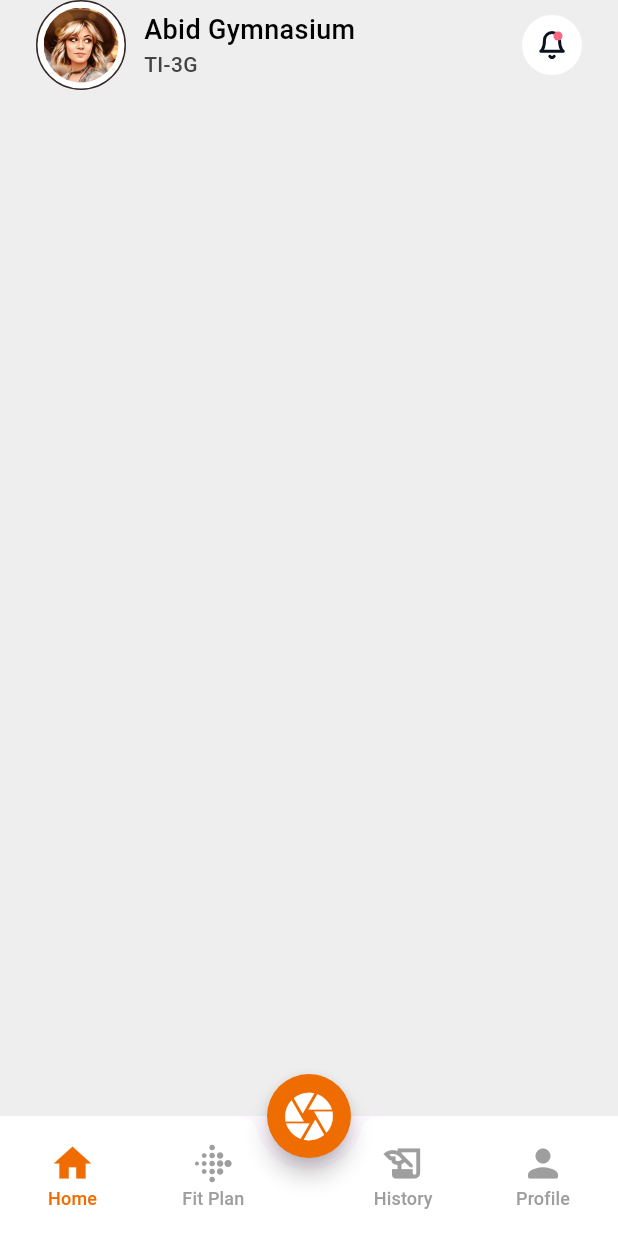
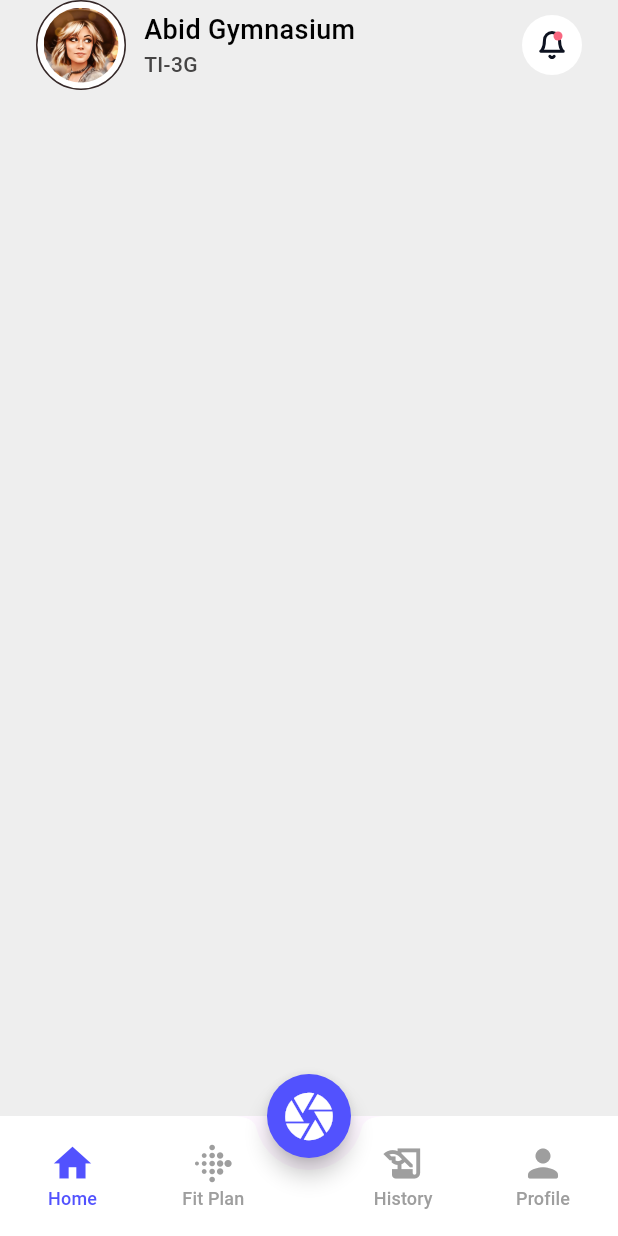
Before and after one commit to NocturnalTeamTI-3G/frontend_mobile_tugasbesar, a Flutter app: the Template screen opened directly, on a phone screen of 412 x 824 dp. Run offline on Flutter 3.47's test engine with Material 3 defaults, Android fonts, the phone set to English and light mode, and no system bars; our stand-ins replace animated_splash_screen, flutter_svg, get, google_fonts, lottie.

Commit message:
change color on bottom navbar

```diff
--- a/lib/pages/template.dart
+++ b/lib/pages/template.dart
@@ -4,6 +4,7 @@ import 'package:frontend_mobile_tugasbesar/pages/fitplan/fitplan_page.dart';
 import 'package:frontend_mobile_tugasbesar/pages/history/history_page.dart';
 import 'package:frontend_mobile_tugasbesar/pages/home/home_page.dart';
 import 'package:frontend_mobile_tugasbesar/pages/profile/profile_page.dart';
+import 'package:frontend_mobile_tugasbesar/utils/color.dart';
 
 class Template extends StatefulWidget {
   const Template({Key? key}) : super(key: key);
@@ -40,7 +41,7 @@ class _TemplateState extends State<Template> {
                 builder: (context) => CheckPage(),
               ));
         },
-        backgroundColor: Colors.orange[800],
+        backgroundColor: AppColors.mainColor,
         shape: const CircleBorder(),
         child: const Icon(
           Icons.camera,
@@ -81,7 +82,7 @@ class _TemplateState extends State<Template> {
                           Icon(
                             Icons.home,
                             color: _selectedIndex == 0
-                                ? Colors.orange[800]
+                                ? AppColors.mainColor
                                 : Colors.grey,
                             size: 30,
                           ),
@@ -90,7 +91,7 @@ class _TemplateState extends State<Template> {
                             style: TextStyle(
                               fontSize: 12,
                               color: _selectedIndex == 0
-                                  ? Colors.orange[800]
+                                  ? AppColors.mainColor
                                   : Colors.grey,
                             ),
                           )
@@ -113,7 +114,7 @@ class _TemplateState extends State<Template> {
                           Icon(
                             Icons.fitbit,
                             color: _selectedIndex == 1
-                                ? Colors.orange[800]
+                                ? AppColors.mainColor
                                 : Colors.grey,
                             size: 30,
                           ),
@@ -122,7 +123,7 @@ class _TemplateState extends State<Template> {
                             style: TextStyle(
                               fontSize: 12,
                               color: _selectedIndex == 1
-                                  ? Colors.orange[800]
+                                  ? AppColors.mainColor
                                   : Colors.grey,
                             ),
                           )
@@ -157,7 +158,7 @@ class _TemplateState extends State<Template> {
                           Icon(
                             Icons.history_edu,
                             color: _selectedIndex == 2
-                                ? Colors.orange[800]
+                                ? AppColors.mainColor
                                 : Colors.grey,
                             size: 30,
                           ),
@@ -166,7 +167,7 @@ class _TemplateState extends State<Template> {
                             style: TextStyle(
                               fontSize: 12,
                               color: _selectedIndex == 2
-                                  ? Colors.orange[800]
+                                  ? AppColors.mainColor
                                   : Colors.grey,
                             ),
                           )
@@ -189,7 +190,7 @@ class _TemplateState extends State<Template> {
                           Icon(
                             Icons.person_rounded,
                             color: _selectedIndex == 3
-                                ? Colors.orange[800]
+                                ? AppColors.mainColor
                                 : Colors.grey,
                             size: 30,
                           ),
@@ -198,7 +199,7 @@ class _TemplateState extends State<Template> {
                             style: TextStyle(
                               fontSize: 12,
                               color: _selectedIndex == 3
-                                  ? Colors.orange[800]
+                                  ? AppColors.mainColor
                                   : Colors.grey,
                             ),
                           )
```
